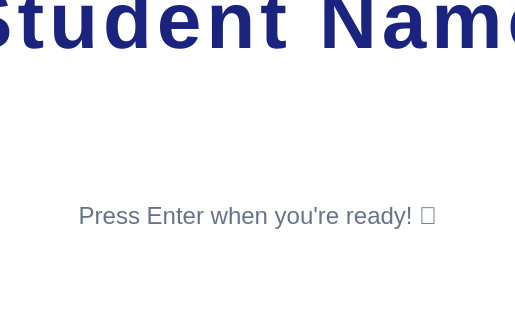
Old version of the form ui/studentCallUI.ui in the repository zenBandara/akshi-robot-main; both pictures show x 192 to 707 and y 280 to 600 of the 900 by 600 pixel window.
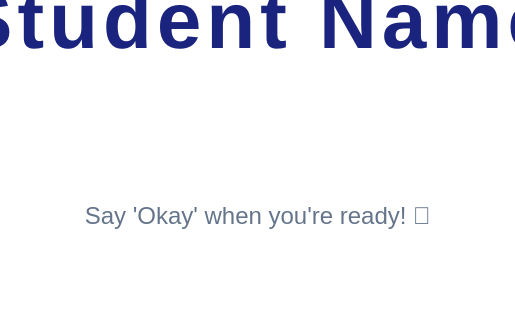
New version of the form.

Patch:
```diff
--- a/ui/studentCallUI.ui
+++ b/ui/studentCallUI.ui
@@ -40,7 +40,7 @@
    </item>
    <item>
     <widget class="QLabel" name="hint_label">
-     <property name="text"><string>Press Enter when you're ready! 🌟</string></property>
+     <property name="text"><string>Say 'Okay' when you're ready! 🌟</string></property>
      <property name="alignment"><set>Qt::AlignCenter</set></property>
      <property name="styleSheet"><string>font-size: 24px; color: #64748B; margin-top: 50px;</string></property>
     </widget>
```
